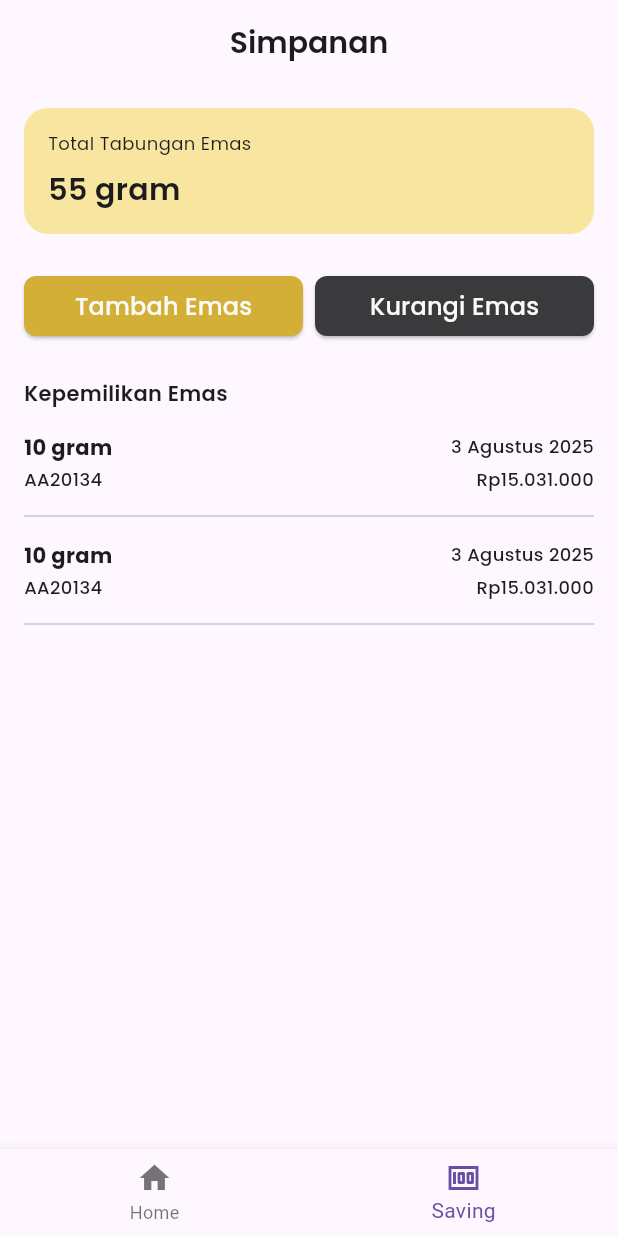
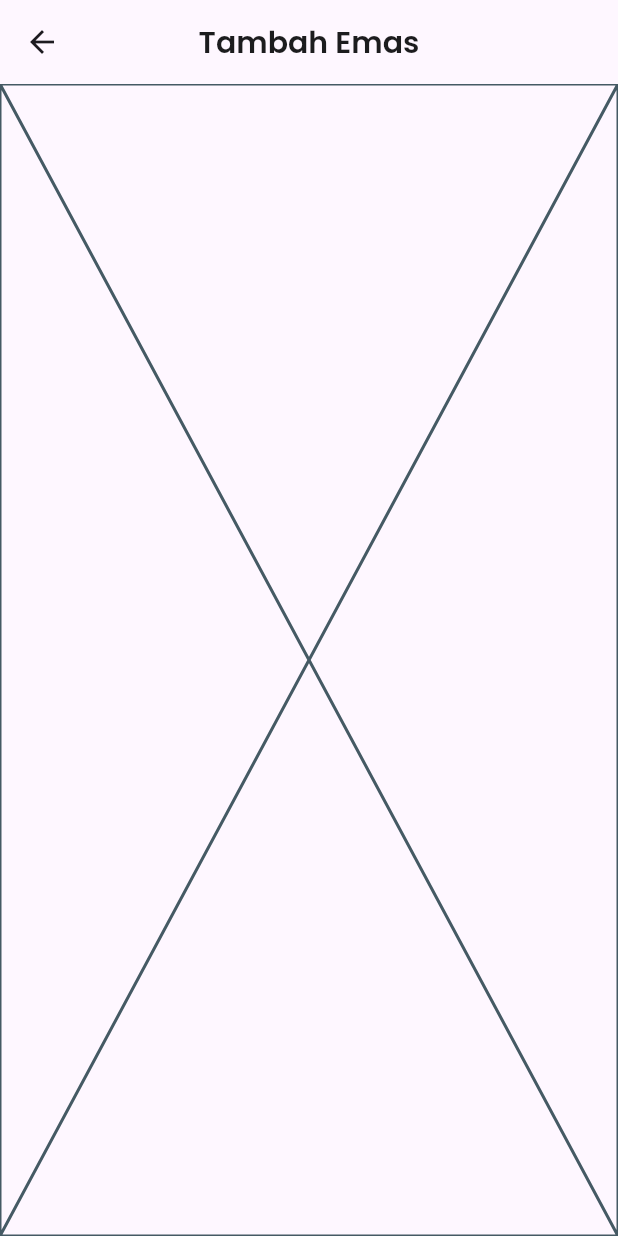
Before and after one commit to yudha-haris/KelolaEmas, a Flutter app: the screen it shows after launch, item 2 of the bottom bar chosen, after a tap on "Tambah Emas", on a phone screen of 412 x 824 dp. Run offline on Flutter 3.47's test engine with Material 3 defaults, Android fonts, the phone set to English and light mode, and no system bars; our stand-ins replace get, google_fonts.

Commit message:
feat(savings): init add saving page

```diff
--- a/lib/common/ui/components/atoms/app_button.dart
+++ b/lib/common/ui/components/atoms/app_button.dart
@@ -42,7 +42,7 @@ class AppButton extends StatelessWidget {
           borderRadius: BorderRadius.circular(AppSize.s8),
         ),
       ),
-      onPressed: () {},
+      onPressed: onTap,
       child: Text(
         label,
         style: PrimaryTextStyle.body16Medium(color: AppColors.white),
--- a/lib/config/routes/app_routes.dart
+++ b/lib/config/routes/app_routes.dart
@@ -1,6 +1,7 @@
 import 'package:get/get_navigation/src/routes/get_route.dart';
 import 'package:kelola_emas/features/main/presentation/main/bindings/main_binding.dart';
 import 'package:kelola_emas/features/main/presentation/main/pages/main_page.dart';
+import 'package:kelola_emas/features/savings/presentation/add/add_saving_page.dart';
 
 class AppRoutes {
   static List<GetPage<dynamic>> get getPages => [
@@ -9,5 +10,6 @@ class AppRoutes {
       page: () => MainPage(),
       binding: MainBinding(),
     ),
+    GetPage(name: AddSavingPage.route, page: () => AddSavingPage()),
   ];
 }
--- a/lib/features/main/presentation/home/screens/home_page.dart
+++ b/lib/features/main/presentation/home/screens/home_page.dart
@@ -1,12 +1,12 @@
 import 'package:flutter/material.dart';
-import 'package:kelola_emas/common/ui/colors/app_colors.dart';
-import 'package:kelola_emas/common/ui/components/atoms/app_button.dart';
+import 'package:get/get.dart';
 import 'package:kelola_emas/common/ui/components/components.dart';
 import 'package:kelola_emas/common/ui/sizing/app_size.dart';
 import 'package:kelola_emas/common/ui/typography/primary_text_style.dart';
 import 'package:kelola_emas/features/main/presentation/home/widgets/summary_card_widget.dart';
 import 'package:kelola_emas/features/main/presentation/home/widgets/today_price_widget.dart';
 import 'package:kelola_emas/features/main/presentation/home/widgets/transaction_history_widget.dart';
+import 'package:kelola_emas/features/savings/presentation/add/add_saving_page.dart';
 
 class HomePage extends StatelessWidget {
   const HomePage({super.key});
@@ -28,7 +28,12 @@ class HomePage extends StatelessWidget {
         Row(
           children: [
             Expanded(
-              child: AppButton.primary(label: 'Tambah Emas', onTap: () {}),
+              child: AppButton.primary(
+                label: 'Tambah Emas',
+                onTap: () {
+                  Get.toNamed(AddSavingPage.route);
+                },
+              ),
             ),
             8.w,
             Expanded(
--- a/lib/features/main/presentation/main/controller/main_controller.dart
+++ b/lib/features/main/presentation/main/controller/main_controller.dart
@@ -1,7 +1,7 @@
 import 'package:flutter/material.dart';
 import 'package:get/get.dart';
 import 'package:kelola_emas/features/main/presentation/home/screens/home_page.dart';
-import 'package:kelola_emas/features/main/presentation/savings/screens/saving_page.dart';
+import 'package:kelola_emas/features/main/presentation/savings/pages/saving_page.dart';
 
 class MainController extends GetxController {
   RxInt currentIndex = 0.obs;
--- a/lib/features/main/presentation/main/pages/main_page.dart
+++ b/lib/features/main/presentation/main/pages/main_page.dart
@@ -2,7 +2,7 @@ import 'package:flutter/material.dart';
 import 'package:get/get.dart';
 import 'package:kelola_emas/features/main/presentation/home/screens/home_page.dart';
 import 'package:kelola_emas/features/main/presentation/main/controller/main_controller.dart';
-import 'package:kelola_emas/features/main/presentation/savings/screens/saving_page.dart';
+import 'package:kelola_emas/features/main/presentation/savings/pages/saving_page.dart';
 
 class MainPage extends GetView<MainController> {
   const MainPage({super.key});
--- a/lib/features/main/presentation/savings/screens/saving_page.dart
+++ b/lib/features/main/presentation/savings/pages/saving_page.dart
@@ -1,8 +1,10 @@
 import 'package:flutter/material.dart';
+import 'package:get/get.dart';
 import 'package:kelola_emas/common/ui/components/atoms/primary_card.dart';
 import 'package:kelola_emas/common/ui/components/components.dart';
 import 'package:kelola_emas/common/ui/sizing/app_size.dart';
 import 'package:kelola_emas/common/ui/typography/primary_text_style.dart';
+import 'package:kelola_emas/features/savings/presentation/add/add_saving_page.dart';
 
 class SavingPage extends StatelessWidget {
   const SavingPage({super.key});
@@ -36,7 +38,9 @@ class SavingPage extends StatelessWidget {
           Row(
             children: [
               Expanded(
-                child: AppButton.primary(label: 'Tambah Emas', onTap: () {}),
+                child: AppButton.primary(label: 'Tambah Emas', onTap: () {
+                  Get.toNamed(AddSavingPage.route);
+                }),
               ),
               8.w,
               Expanded(
--- /dev/null
+++ b/lib/features/savings/presentation/add/add_saving_page.dart
@@ -0,0 +1,19 @@
+import 'package:flutter/material.dart';
+import 'package:kelola_emas/common/ui/typography/primary_text_style.dart';
+
+class AddSavingPage extends StatelessWidget {
+  const AddSavingPage({super.key});
+
+  static const route = '/add_saving';
+
+  @override
+  Widget build(BuildContext context) {
+    return Scaffold(
+      appBar: AppBar(
+        title: Text('Tambah Emas', style: PrimaryTextStyle.heading20SemiBold()),
+        centerTitle: true,
+      ),
+      body: Placeholder(),
+    );
+  }
+}
```
